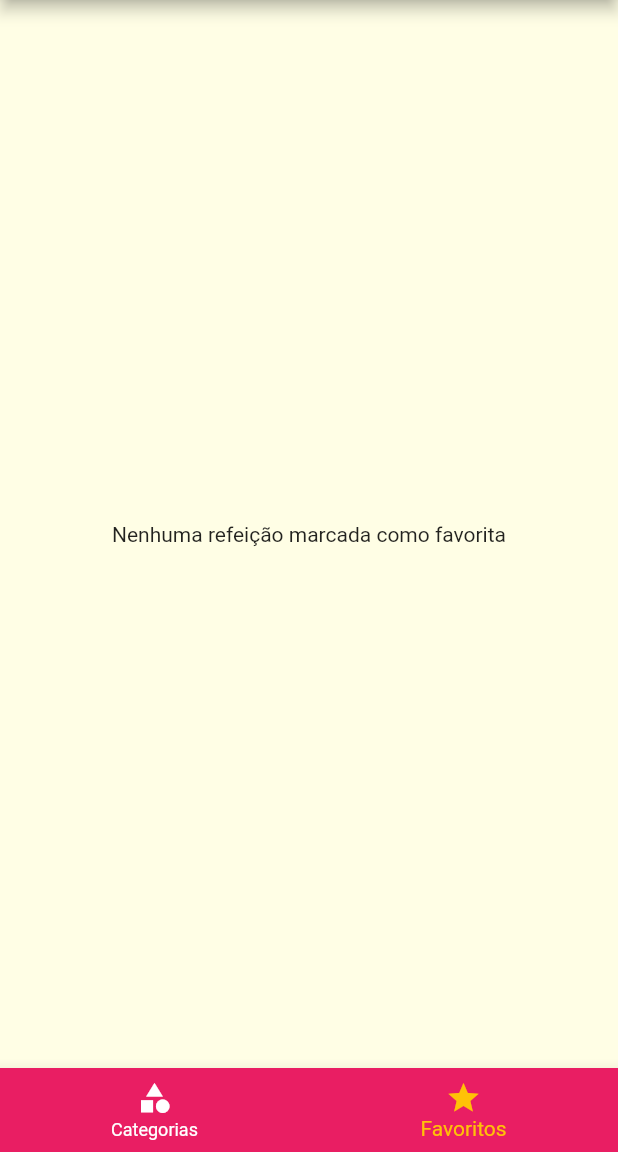
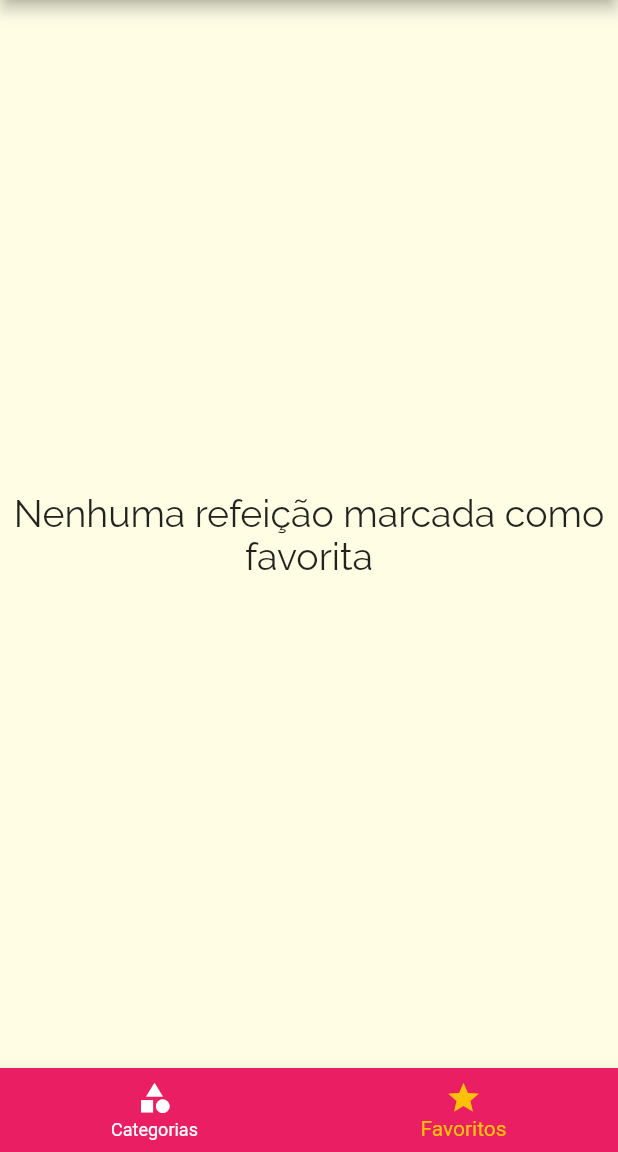
Before and after one commit to Alanssrv/meals_flutter_project, a Flutter app: the screen it shows after launch, item 2 of the bottom bar chosen, on a phone screen of 412 x 824 dp, the part 84-1236 px from its top. Run offline on Flutter 3.47's test engine with Material 2 defaults, Android fonts, the phone set to English and light mode, and no system bars.

Commit message:
att favorite screen

```diff
--- a/lib/screens/favorite_screen.dart
+++ b/lib/screens/favorite_screen.dart
@@ -11,7 +11,17 @@ class FavoriteScreen extends StatelessWidget {
   @override
   Widget build(BuildContext context) {
     if (favoriteMeal.isEmpty) {
-      return Center(child: Text('Nenhuma refeição marcada como favorita'));
+      return const Center(
+        child: Text(
+          'Nenhuma refeição marcada como favorita',
+          textAlign: TextAlign.center,
+          style: TextStyle(
+            fontSize: 25,
+            fontWeight: FontWeight.w300,
+            fontFamily: 'Raleway',
+          ),
+        ),
+      );
     } else {
       return ListView.builder(
         itemCount: favoriteMeal.length,
```
